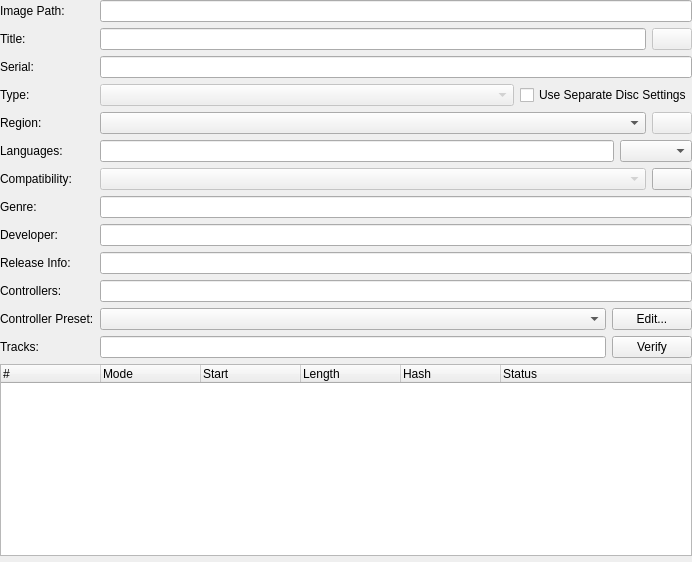
Qt form src/duckstation-qt/gamesummarywidget.ui (stenzek/duckstation) before a commit.
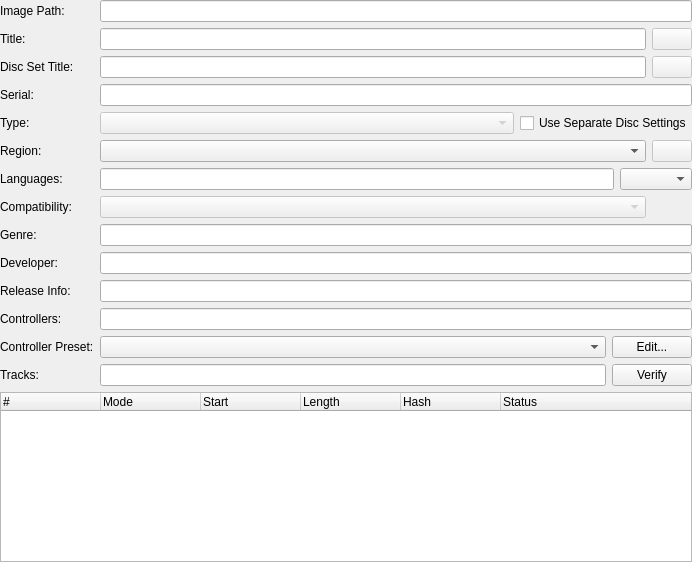
The same form after that commit. Icons and pictures are not drawn.

Commit message:
Qt: Add custom titles for disc sets
Still questioning the point since all discs including patched will get
lumped into the same disc set... but it's straightforward enough.

Diff of the .ui file:
```diff
--- a/src/duckstation-qt/gamesummarywidget.ui
+++ b/src/duckstation-qt/gamesummarywidget.ui
@@ -61,27 +61,50 @@
     </widget>
    </item>
    <item row="2" column="0">
+    <widget class="QLabel" name="discSetTitleLabel">
+     <property name="text">
+      <string>Disc Set Title:</string>
+     </property>
+    </widget>
+   </item>
+   <item row="2" column="1">
+    <widget class="QLineEdit" name="discSetTitle"/>
+   </item>
+   <item row="2" column="2">
+    <widget class="QPushButton" name="restoreDiscSetTitle">
+     <property name="enabled">
+      <bool>false</bool>
+     </property>
+     <property name="toolTip">
+      <string>Restore Disc Set Title</string>
+     </property>
+     <property name="icon">
+      <iconset theme="restart-line"/>
+     </property>
+    </widget>
+   </item>
+   <item row="3" column="0">
     <widget class="QLabel" name="label">
      <property name="text">
       <string>Serial:</string>
      </property>
     </widget>
    </item>
-   <item row="2" column="1" colspan="2">
+   <item row="3" column="1" colspan="2">
     <widget class="QLineEdit" name="serial">
      <property name="readOnly">
       <bool>true</bool>
      </property>
     </widget>
    </item>
-   <item row="3" column="0">
+   <item row="4" column="0">
     <widget class="QLabel" name="label_10">
      <property name="text">
       <string>Type:</string>
      </property>
     </widget>
    </item>
-   <item row="3" column="1" colspan="2">
+   <item row="4" column="1" colspan="2">
     <layout class="QHBoxLayout" name="horizontalLayout_4" stretch="1,0">
      <item>
       <widget class="QComboBox" name="entryType">
@@ -102,14 +125,14 @@
      </item>
     </layout>
    </item>
-   <item row="4" column="0">
+   <item row="5" column="0">
     <widget class="QLabel" name="label_3">
      <property name="text">
       <string>Region:</string>
      </property>
     </widget>
    </item>
-   <item row="4" column="1">
+   <item row="5" column="1">
     <widget class="QComboBox" name="region">
      <property name="sizePolicy">
       <sizepolicy hsizetype="Expanding" vsizetype="Fixed">
@@ -119,7 +142,7 @@
      </property>
     </widget>
    </item>
-   <item row="4" column="2">
+   <item row="5" column="2">
     <widget class="QPushButton" name="restoreRegion">
      <property name="enabled">
       <bool>false</bool>
@@ -132,14 +155,14 @@
      </property>
     </widget>
    </item>
-   <item row="5" column="0">
+   <item row="6" column="0">
     <widget class="QLabel" name="label_5">
      <property name="text">
       <string>Languages:</string>
      </property>
     </widget>
    </item>
-   <item row="5" column="1" colspan="2">
+   <item row="6" column="1" colspan="2">
     <layout class="QHBoxLayout" name="horizontalLayout_3" stretch="1,0">
      <item>
       <widget class="QLineEdit" name="languages">
@@ -153,91 +176,91 @@
      </item>
     </layout>
    </item>
-   <item row="6" column="0">
+   <item row="7" column="0">
     <widget class="QLabel" name="label_7">
      <property name="text">
       <string>Compatibility:</string>
      </property>
     </widget>
    </item>
-   <item row="6" column="1">
+   <item row="7" column="1">
     <widget class="QComboBox" name="compatibility">
      <property name="enabled">
       <bool>false</bool>
      </property>
     </widget>
    </item>
-   <item row="6" column="2">
+   <item row="8" column="2">
     <widget class="QPushButton" name="compatibilityComments">
      <property name="icon">
       <iconset theme="information-line"/>
      </property>
     </widget>
    </item>
-   <item row="7" column="0">
+   <item row="8" column="0">
     <widget class="QLabel" name="label_11">
      <property name="text">
       <string>Genre:</string>
      </property>
     </widget>
    </item>
-   <item row="7" column="1" colspan="2">
+   <item row="8" column="1" colspan="2">
     <widget class="QLineEdit" name="genre">
      <property name="readOnly">
       <bool>true</bool>
      </property>
     </widget>
    </item>
-   <item row="8" column="0">
+   <item row="9" column="0">
     <widget class="QLabel" name="label_12">
      <property name="text">
       <string>Developer:</string>
      </property>
     </widget>
    </item>
-   <item row="8" column="1" colspan="2">
+   <item row="9" column="1" colspan="2">
     <widget class="QLineEdit" name="developer">
      <property name="readOnly">
       <bool>true</bool>
      </property>
     </widget>
    </item>
-   <item row="9" column="0">
+   <item row="10" column="0">
     <widget class="QLabel" name="label_14">
      <property name="text">
       <string>Release Info:</string>
      </property>
     </widget>
    </item>
-   <item row="9" column="1" colspan="2">
+   <item row="10" column="1" colspan="2">
     <widget class="QLineEdit" name="releaseInfo">
      <property name="readOnly">
       <bool>true</bool>
      </property>
     </widget>
    </item>
-   <item row="10" column="0">
+   <item row="11" column="0">
     <widget class="QLabel" name="label_15">
      <property name="text">
       <string>Controllers:</string>
      </property>
     </widget>
    </item>
-   <item row="10" column="1" colspan="2">
+   <item row="11" column="1" colspan="2">
     <widget class="QLineEdit" name="controllers">
      <property name="readOnly">
       <bool>true</bool>
      </property>
     </widget>
    </item>
-   <item row="11" column="0">
+   <item row="12" column="0">
     <widget class="QLabel" name="label_9">
      <property name="text">
       <string>Controller Preset:</string>
      </property>
     </widget>
    </item>
-   <item row="11" column="1" colspan="2">
+   <item row="12" column="1" colspan="2">
     <layout class="QHBoxLayout" name="horizontalLayout_2" stretch="1,0">
      <item>
       <widget class="QComboBox" name="inputProfile"/>
@@ -251,14 +274,14 @@
      </item>
     </layout>
    </item>
-   <item row="12" column="0">
+   <item row="13" column="0">
     <widget class="QLabel" name="label_8">
      <property name="text">
       <string>Tracks:</string>
      </property>
     </widget>
    </item>
-   <item row="12" column="1" colspan="2">
+   <item row="13" column="1" colspan="2">
     <layout class="QHBoxLayout" name="verifyLayout" stretch="1,0">
      <item>
       <widget class="QLineEdit" name="revision">
@@ -282,7 +305,7 @@
      </item>
     </layout>
    </item>
-   <item row="13" column="0" colspan="3">
+   <item row="14" column="0" colspan="3">
     <widget class="QTreeWidget" name="tracks">
      <property name="editTriggers">
       <set>QAbstractItemView::EditTrigger::NoEditTriggers</set>
@@ -328,7 +351,7 @@
      </column>
     </widget>
    </item>
-   <item row="14" column="0" colspan="3">
+   <item row="15" column="0" colspan="3">
     <spacer name="verticalSpacer">
      <property name="orientation">
       <enum>Qt::Orientation::Vertical</enum>
```
Left out of the diff: 2 changed lines with no effect on the pictures. The commit also changes 5 other files.
